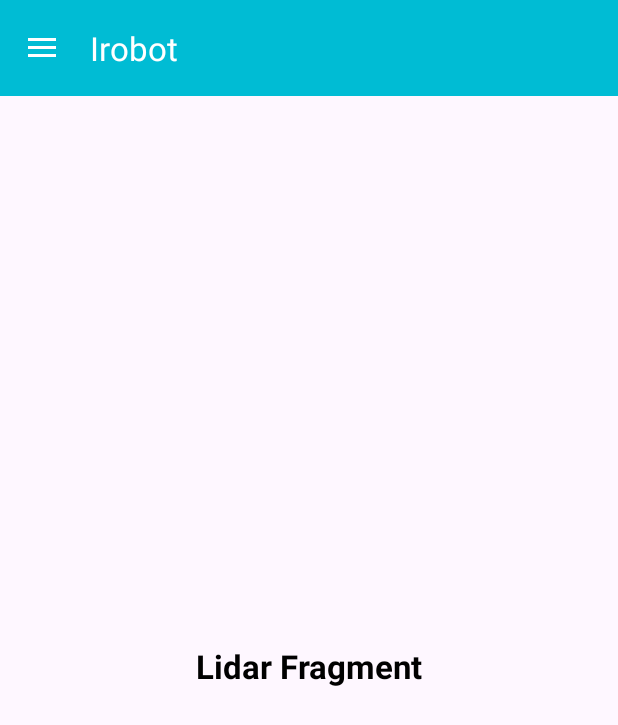
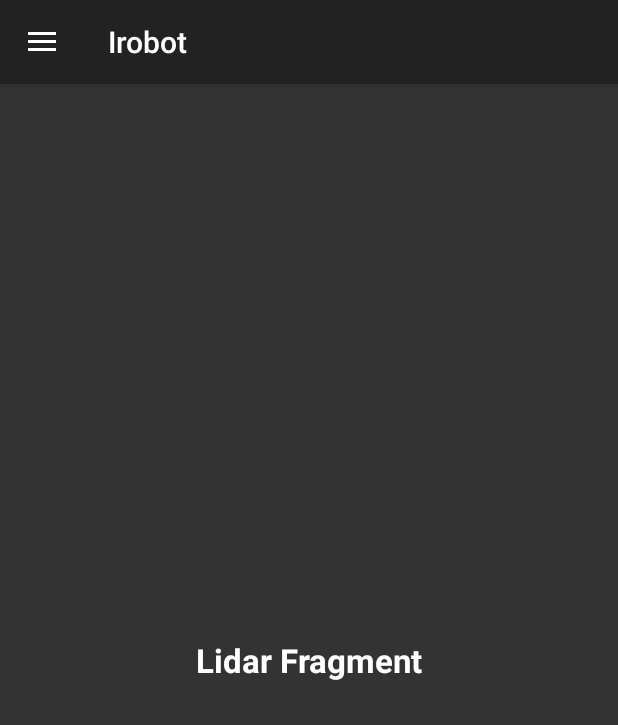
Before and after one commit to binisamuele/TANGO-ITS, an Android app: the screen it shows after launch (MainActivity), in the side drawer, after a tap on "Lidar", on a phone screen of 412 x 824 dp. Shown: the top 725 px of the screen. Run offline under Robolectric (Android 15) with nearby library versions, the phone set to English and light mode, and no system bars.

Commit message:
Layout aggiornato
Modifica colori applicazione

```diff
--- a/Comunicazione/Android_app/app/src/main/java/com/example/irobotapplication/MainActivity.java
+++ b/Comunicazione/Android_app/app/src/main/java/com/example/irobotapplication/MainActivity.java
@@ -4,6 +4,7 @@ import androidx.annotation.NonNull;
 import androidx.appcompat.app.ActionBarDrawerToggle;
 import androidx.appcompat.app.AppCompatActivity;
 import androidx.appcompat.widget.Toolbar;
+import androidx.core.content.ContextCompat;
 import androidx.core.view.GravityCompat;
 import androidx.drawerlayout.widget.DrawerLayout;
 import androidx.fragment.app.Fragment;
@@ -15,6 +16,8 @@ import android.view.MenuItem;
 import android.widget.Toast;
 
 import com.google.android.material.navigation.NavigationView;
+import android.content.res.ColorStateList;
+
 
 public class MainActivity extends AppCompatActivity {
 
@@ -22,26 +25,22 @@ public class MainActivity extends AppCompatActivity {
     Toolbar toolbar;
     NavigationView navigationView;
 
-
     @Override
     protected void onCreate(Bundle savedInstanceState) {
         super.onCreate(savedInstanceState);
         setContentView(R.layout.activity_main);
-        toolbar=findViewById(R.id.toolbar);
-        drawerLayout=findViewById(R.id.drawerLayout);
-        navigationView=findViewById(R.id.nav);
+        toolbar = findViewById(R.id.toolbar);
+        drawerLayout = findViewById(R.id.drawerLayout);
+        navigationView = findViewById(R.id.nav);
 
-        ActionBarDrawerToggle toggle=new ActionBarDrawerToggle(this, drawerLayout, toolbar, R.string.open, R.string.close);
+        ActionBarDrawerToggle toggle = new ActionBarDrawerToggle(this, drawerLayout, toolbar, R.string.open, R.string.close);
         drawerLayout.addDrawerListener(toggle);
         toggle.syncState();
         toggle.getDrawerArrowDrawable().setColor(getResources().getColor(R.color.white));
 
-
-
         navigationView.setNavigationItemSelectedListener(new NavigationView.OnNavigationItemSelectedListener() {
             @Override
             public boolean onNavigationItemSelected(@NonNull MenuItem item) {
-
                 int itemId = item.getItemId();
                 if (itemId == R.id.home) {
                     drawerLayout.closeDrawer(GravityCompat.START);
@@ -55,26 +54,49 @@ public class MainActivity extends AppCompatActivity {
                     fragmentR(new LidarFragment());
                     drawerLayout.closeDrawer(GravityCompat.START);
                     Toast.makeText(MainActivity.this, "Lidar", Toast.LENGTH_SHORT).show();
-                }
-                else if (itemId == R.id.telecamere) {
+                } else if (itemId == R.id.telecamere) {
                     fragmentR(new FotocamereFragment());
                     drawerLayout.closeDrawer(GravityCompat.START);
                     Toast.makeText(MainActivity.this, "Telecamere", Toast.LENGTH_SHORT).show();
                 }
 
+                ColorStateList selectedTextColor = new ColorStateList(
+                        new int[][]{{android.R.attr.state_checked}, {}},
+                        new int[]{ContextCompat.getColor(MainActivity.this, R.color.selected_text_color),
+                                ContextCompat.getColor(MainActivity.this, R.color.default_text_color)});
+
+                navigationView.setItemTextColor(selectedTextColor);
+                navigationView.setItemIconTintList(selectedTextColor);
+
+
                 return true;
             }
         });
+        MenuItem homeItem = navigationView.getMenu().findItem(R.id.home);
+        if (homeItem != null) {
+            homeItem.setChecked(true); // Imposta l'elemento "Home" come selezionato
+            navigationView.setCheckedItem(R.id.home); // Imposta l'elemento "Home" come selezionato visivamente
+
+            // Cambia il colore del testo e delle icone per l'elemento "Home"
+            ColorStateList initialTextColor = new ColorStateList(
+                    new int[][]{{android.R.attr.state_checked}, {}},
+                    new int[]{ContextCompat.getColor(MainActivity.this, R.color.selected_text_color),
+                            ContextCompat.getColor(MainActivity.this, R.color.default_text_color)});
+
+            navigationView.setItemTextColor(initialTextColor);
+            navigationView.setItemIconTintList(initialTextColor);
+        }
+
         if (savedInstanceState == null) {
             fragmentR(new HomeFragment());
             navigationView.setCheckedItem(R.id.home); // Imposta l'elemento di menu Home come selezionato
         }
     }
-    private void fragmentR(Fragment fragment){
-        FragmentManager fragmentManager=getSupportFragmentManager();
-        FragmentTransaction fragmentTransaction=fragmentManager.beginTransaction();
+
+    private void fragmentR(Fragment fragment) {
+        FragmentManager fragmentManager = getSupportFragmentManager();
+        FragmentTransaction fragmentTransaction = fragmentManager.beginTransaction();
         fragmentTransaction.replace(R.id.frameLayout, fragment);
         fragmentTransaction.commit();
     }
-
 }
--- a/Comunicazione/Android_app/app/src/main/res/layout/activity_main.xml
+++ b/Comunicazione/Android_app/app/src/main/res/layout/activity_main.xml
@@ -17,8 +17,8 @@
         <androidx.appcompat.widget.Toolbar
             android:layout_width="match_parent"
             app:title="Irobot"
-            app:titleTextColor="@color/white"
-            android:background="#00BCD4"
+            app:titleTextColor="@android:color/white"
+            android:background="@color/dark"
             android:elevation="3dp"
             android:id="@+id/toolbar"
             android:layout_height="wrap_content"/>
@@ -34,8 +34,12 @@
         android:layout_width="wrap_content"
         android:layout_gravity="start"
         app:menu="@menu/menu"
+        android:background="@color/lightgray"
         android:id="@+id/nav"
         app:headerLayout="@layout/header"
-    android:layout_height="match_parent"/>
+        android:layout_height="match_parent"
+        style="@style/NavDefaultStyle"
+        app:itemTextColor="@color/default_text_color"
+        app:itemIconTint="@color/default_text_color"/>
 
 </androidx.drawerlayout.widget.DrawerLayout>
--- a/Comunicazione/Android_app/app/src/main/res/layout/fragment_controller.xml
+++ b/Comunicazione/Android_app/app/src/main/res/layout/fragment_controller.xml
@@ -11,7 +11,8 @@
         android:gravity="center"
         android:textStyle="bold"
         android:textSize="22sp"
-        android:textColor="@color/black"
+        android:background="@color/lightgray"
+        android:textColor="@color/white"
         android:layout_height="match_parent"/>
 
 </FrameLayout>
--- a/Comunicazione/Android_app/app/src/main/res/layout/fragment_fotocamere.xml
+++ b/Comunicazione/Android_app/app/src/main/res/layout/fragment_fotocamere.xml
@@ -11,7 +11,8 @@
         android:gravity="center"
         android:textStyle="bold"
         android:textSize="22sp"
-        android:textColor="@color/black"
+        android:background="@color/lightgray"
+        android:textColor="@color/white"
         android:layout_height="match_parent"/>
 
 </FrameLayout>
--- a/Comunicazione/Android_app/app/src/main/res/layout/fragment_home.xml
+++ b/Comunicazione/Android_app/app/src/main/res/layout/fragment_home.xml
@@ -12,7 +12,8 @@
         android:gravity="center"
         android:textStyle="bold"
         android:textSize="22sp"
-        android:textColor="@color/black"
-        android:layout_height="match_parent"/>
+        android:layout_height="match_parent"
+        android:background="@color/lightgray"
+        android:textColor="@color/white"/>
 
 </FrameLayout>
--- a/Comunicazione/Android_app/app/src/main/res/layout/fragment_lidar.xml
+++ b/Comunicazione/Android_app/app/src/main/res/layout/fragment_lidar.xml
@@ -3,6 +3,7 @@
     xmlns:tools="http://schemas.android.com/tools"
     android:layout_width="match_parent"
     android:layout_height="match_parent"
+    xmlns:app="http://schemas.android.com/apk/res-auto"
     tools:context=".LidarFragment">
 
     <TextView
@@ -11,7 +12,9 @@
         android:gravity="center"
         android:textStyle="bold"
         android:textSize="22sp"
-        android:textColor="@color/black"
-        android:layout_height="match_parent"/>
+        android:layout_height="match_parent"
+        android:background="@color/lightgray"
+        android:textColor="@color/white"
+        />
 
 </FrameLayout>
--- a/Comunicazione/Android_app/app/src/main/res/layout/header.xml
+++ b/Comunicazione/Android_app/app/src/main/res/layout/header.xml
@@ -2,7 +2,7 @@
 <LinearLayout xmlns:android="http://schemas.android.com/apk/res/android"
     android:layout_width="match_parent"
     android:orientation="vertical"
-    android:background="@color/black"
+    android:background="#222222"
     android:gravity="bottom"
     android:padding="15dp"
     android:layout_height="175dp">
@@ -23,7 +23,7 @@
             android:layout_height="wrap_content"
             android:text="Irobot"
             android:textAlignment="center"
-            android:textColor="@color/white"
+            android:textColor="@android:color/white"
             android:textSize="50sp"
             android:textStyle="bold"
             android:layout_toRightOf="@id/logo"
--- a/Comunicazione/Android_app/app/src/main/res/values/colors.xml
+++ b/Comunicazione/Android_app/app/src/main/res/values/colors.xml
@@ -1,5 +1,15 @@
 <?xml version="1.0" encoding="utf-8"?>
+<!-- res/values/colors.xml -->
 <resources>
+    <color name="dark">#222222</color>
+    <color name="lightgray">#333333</color>
     <color name="black">#FF000000</color>
     <color name="white">#FFFFFFFF</color>
+    <color name="purple_500">#6200EA</color>
+    <color name="purple_700">#3700B3</color>
+    <color name="teal_200">#03DAC5</color>
+    <color name="teal_700">#018786</color>
+    <color name="red">#FF0000</color>
+    <color name="selected_text_color">@android:color/holo_red_light</color>
+    <color name="default_text_color">@android:color/white</color>
 </resources>
--- /dev/null
+++ b/Comunicazione/Android_app/app/src/main/res/values/styles.xml
@@ -0,0 +1,10 @@
+<?xml version="1.0" encoding="utf-8"?>
+<resources>
+    <style name="NavItemSelectedStyle" parent="Widget.Design.NavigationView">
+        <item name="android:textColor">@color/selected_text_color</item>
+    </style>
+
+    <style name="NavDefaultStyle" parent="Widget.Design.NavigationView">
+        <item name="android:textColor">@color/default_text_color</item>
+    </style>
+</resources>
--- a/Comunicazione/Android_app/app/src/main/res/values/themes.xml
+++ b/Comunicazione/Android_app/app/src/main/res/values/themes.xml
@@ -1,8 +1,19 @@
 <resources xmlns:tools="http://schemas.android.com/tools">
     <!-- Base application theme. -->
-    <style name="Base.Theme.IRobotApplication" parent="Theme.Material3.DayNight.NoActionBar">
-        <!-- Customize your light theme here. -->
-        <!-- <item name="colorPrimary">@color/my_light_primary</item> -->
+    <style name="Base.Theme.IRobotApplication" parent="Theme.AppCompat.Light.NoActionBar">
+        <item name="colorPrimary">@color/purple_500</item>
+        <item name="colorPrimaryVariant">@color/purple_700</item>
+        <item name="colorOnPrimary">@color/white</item>
+        <item name="colorSecondary">@color/teal_200</item>
+        <item name="colorSecondaryVariant">@color/teal_700</item>
+        <item name="colorOnSecondary">@color/black</item>
+        <item name="android:statusBarColor" tools:targetApi="1">?attr/colorPrimaryVariant</item>
+        <item name="android:itemBackground">@color/dark</item>
+        <item name="android:itemTextAppearance">@style/CustomtextMenu</item>
+    </style>
+
+    <style name="CustomtextMenu" parent="android:style/TextAppearance.Widget.IconMenu.Item">
+        <item name="android:textColor">@color/white</item>
     </style>
 
     <style name="Theme.IRobotApplication" parent="Base.Theme.IRobotApplication" />
```
Also changed, not shown: Comunicazione/Android_app/app/src/main/res/menu/menu.xml (+3 -11 lines). Lines whose indentation alone changed are shown as unchanged.
